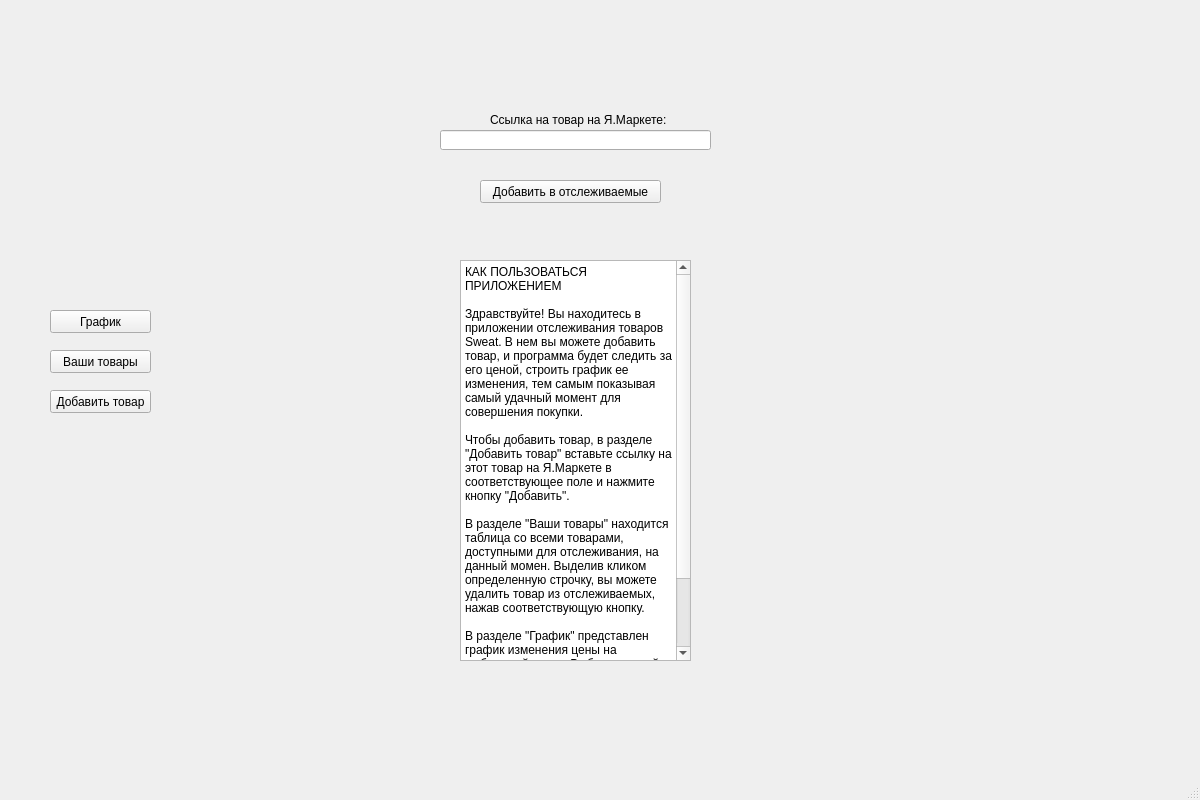
Old version of the form add_window.ui in the repository vanyadr/ProjectSweat.
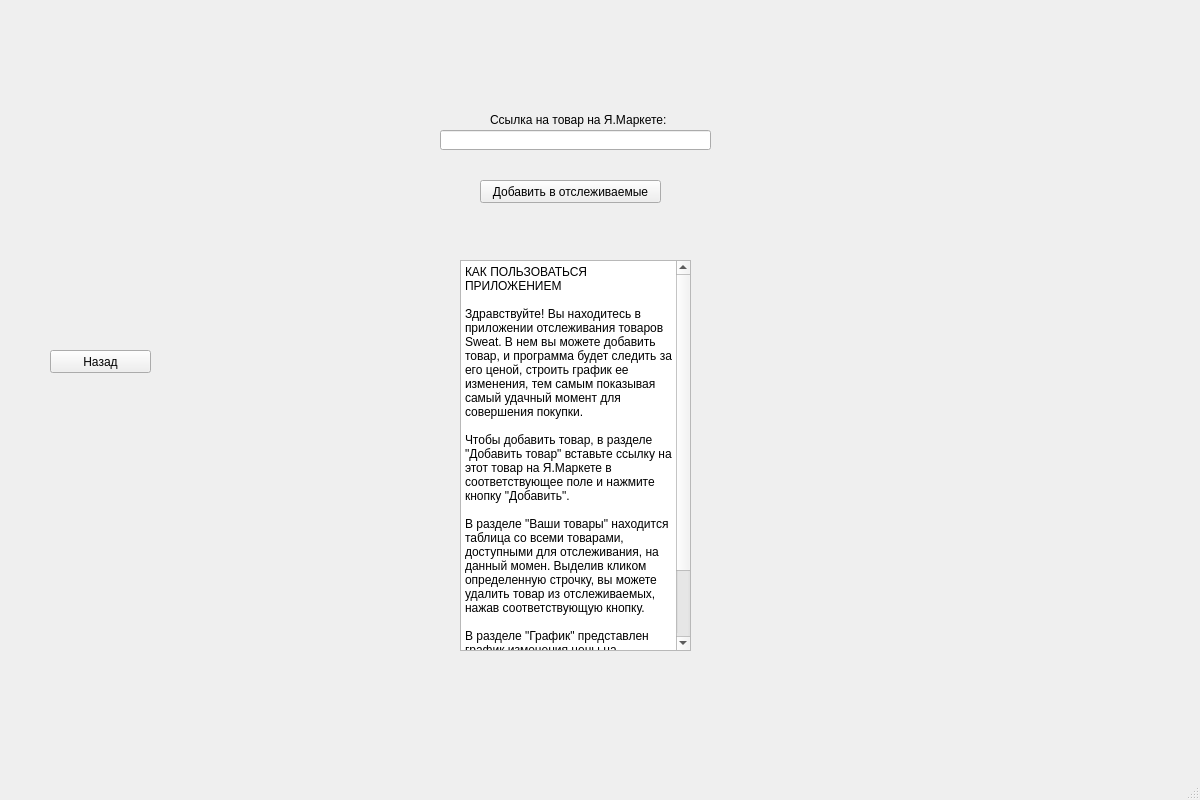
New version of the form.

Commit message: add design mechanics

What changed in the file:
```diff
--- a/add_window.ui
+++ b/add_window.ui
@@ -14,20 +14,7 @@
    <string>Project Sweat</string>
   </property>
   <widget class="QWidget" name="centralwidget">
-   <widget class="QPushButton" name="to_add">
-    <property name="geometry">
-     <rect>
-      <x>50</x>
-      <y>390</y>
-      <width>101</width>
-      <height>23</height>
-     </rect>
-    </property>
-    <property name="text">
-     <string>Добавить товар</string>
-    </property>
-   </widget>
-   <widget class="QPushButton" name="to_table">
+   <widget class="QPushButton" name="go_back1">
     <property name="geometry">
      <rect>
       <x>50</x>
@@ -37,20 +24,7 @@
      </rect>
     </property>
     <property name="text">
-     <string>Ваши товары</string>
-    </property>
-   </widget>
-   <widget class="QPushButton" name="to_grafik">
-    <property name="geometry">
-     <rect>
-      <x>50</x>
-      <y>310</y>
-      <width>101</width>
-      <height>23</height>
-     </rect>
-    </property>
-    <property name="text">
-     <string>График</string>
+     <string>Назад</string>
     </property>
    </widget>
    <widget class="QLineEdit" name="lineEdit">
@@ -95,7 +69,7 @@
       <x>460</x>
       <y>260</y>
       <width>231</width>
-      <height>401</height>
+      <height>391</height>
      </rect>
     </property>
     <property name="readOnly">
```
Left out of the diff: 2 changed lines with no effect on the pictures. The commit also changes 2 other files.
